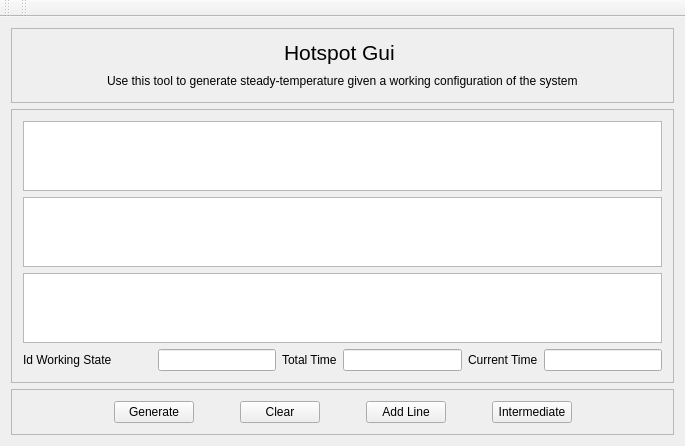
Above: Hotspot_Gui/mainwindow.ui from AndreaCorna/dependable_projects before the change. Below: the same form after it.
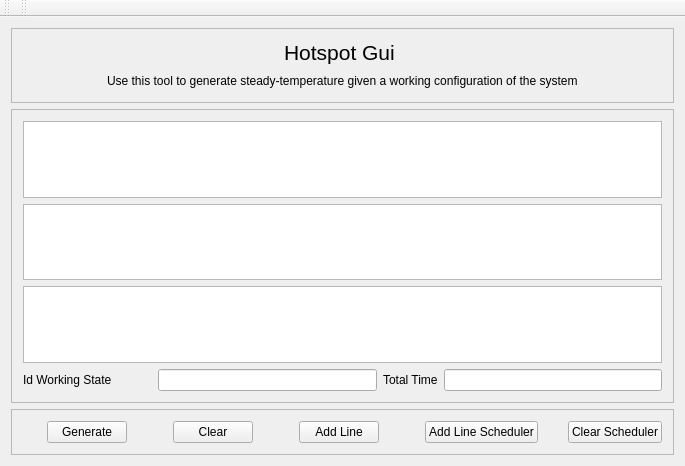
That is the form after the change.

Patch:
```diff
--- a/Hotspot_Gui/mainwindow.ui
+++ b/Hotspot_Gui/mainwindow.ui
@@ -7,7 +7,7 @@
     <x>0</x>
     <y>0</y>
     <width>685</width>
-    <height>424</height>
+    <height>466</height>
    </rect>
   </property>
   <property name="windowTitle">
@@ -176,16 +176,6 @@
              <item>
               <widget class="QLineEdit" name="totalTime"/>
              </item>
-             <item>
-              <widget class="QLabel" name="label_5">
-               <property name="text">
-                <string>Current Time</string>
-               </property>
-              </widget>
-             </item>
-             <item>
-              <widget class="QLineEdit" name="currentTime"/>
-             </item>
             </layout>
            </item>
           </layout>
@@ -295,7 +285,7 @@
            <item>
             <widget class="QPushButton" name="intermediate">
              <property name="text">
-              <string>Intermediate</string>
+              <string>Add Line Scheduler</string>
              </property>
             </widget>
            </item>
@@ -312,6 +302,13 @@
              </property>
             </spacer>
            </item>
+           <item>
+            <widget class="QPushButton" name="clearSched">
+             <property name="text">
+              <string>Clear Scheduler</string>
+             </property>
+            </widget>
+           </item>
           </layout>
          </item>
         </layout>
```
Left out of the diff: 48 changed lines with no effect on the pictures.
